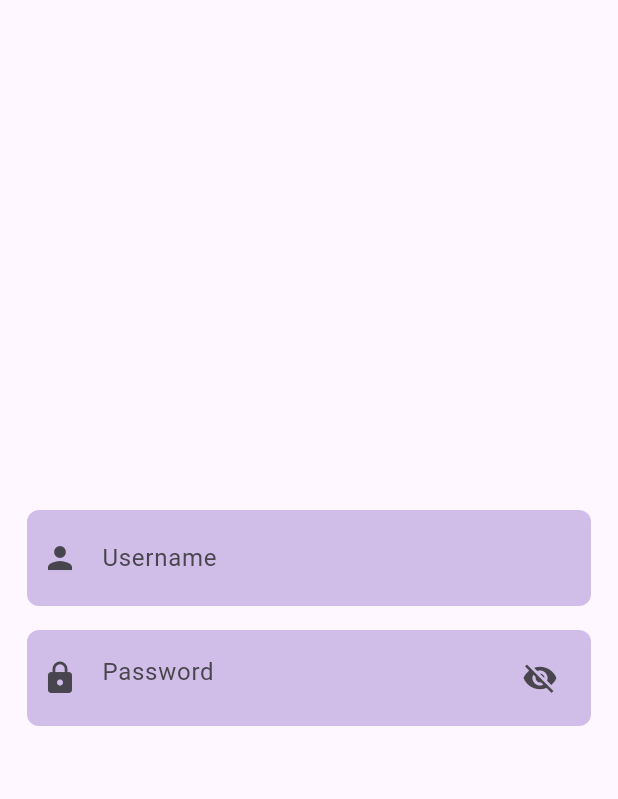
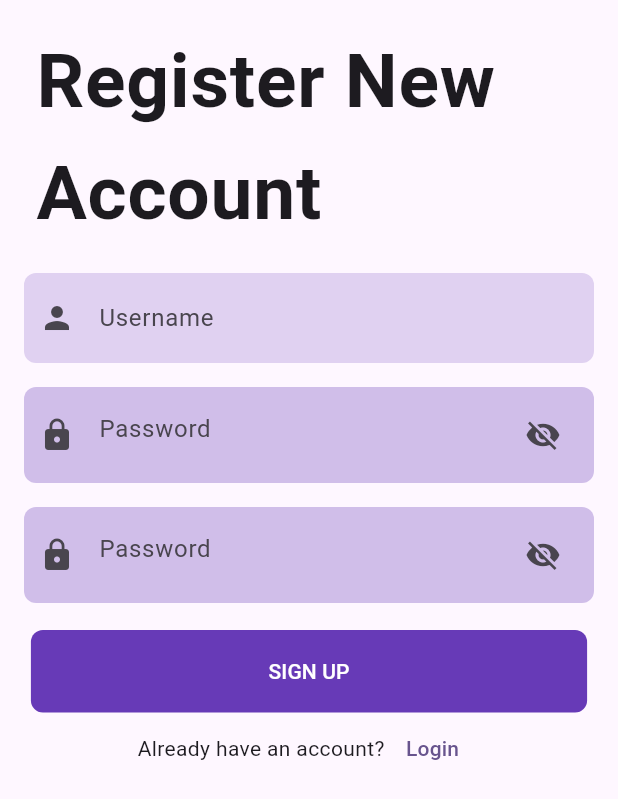
Before and after one commit to nika19du/FlutterBasicStart, a Flutter app: the screen it shows after launch, on a phone screen of 412 x 824 dp. Shown: the top 799 px of the screen. Run offline on Flutter 3.47's test engine with Material 3 defaults, Android fonts, the phone set to English and light mode, and no system bars.

Commit message:
adding singup,login, db logic

```diff
--- a/lib/Authentication/signup.dart
+++ b/lib/Authentication/signup.dart
@@ -0,0 +1,172 @@
+
+
+
+import 'package:flutter/material.dart';
+import 'package:flutter_demo/Authentication/login.dart';
+
+class SignUp extends StatefulWidget{
+  const SignUp({super.key});
+
+  @override
+  State<StatefulWidget> createState() => _SignUpState();
+}
+
+class _SignUpState extends State<SignUp> {
+
+  bool hidePassword = false;
+
+  final username = TextEditingController();
+  final password = TextEditingController();
+  final confirmPassword = TextEditingController();
+
+  final formKey = GlobalKey<FormState>();
+
+  @override
+  Widget build(BuildContext context){
+    return  Scaffold(
+      // SingleChildScrollView to have an scrol in the screen
+      body: SingleChildScrollView(
+        key: formKey,
+        child: Padding(
+          padding: const EdgeInsets.all(8.0),
+        child: Column(
+          mainAxisAlignment: MainAxisAlignment.center,
+          children: [
+            // prev textfields:
+
+            const ListTile(
+                title:Text("Register New Account", style: TextStyle(fontSize: 50, fontWeight: FontWeight.bold))
+            ),
+            Container(
+              margin: EdgeInsets.all(8),
+              padding:const EdgeInsets.symmetric(horizontal: 10, vertical: 6),
+              decoration: BoxDecoration(
+                  borderRadius: BorderRadius.circular(8),
+                  color: Colors.deepPurple.withOpacity(.2)),
+              child: TextFormField(
+                controller: username,
+                validator: (value){
+                  if(value!.isEmpty){
+                    return "username is required";
+                  }
+                  return null;
+                },
+                decoration: const InputDecoration(
+                  icon: Icon(Icons.person),
+                  border:InputBorder.none,
+                  hintText: "Username",
+                ),
+              ),
+
+            ),
+            // Password Field
+            Container(
+                margin: const EdgeInsets.all(8),
+                padding:const EdgeInsets.symmetric(horizontal: 10, vertical: 8),
+                decoration: BoxDecoration(
+                    borderRadius: BorderRadius.circular(8),
+                    color: Colors.deepPurple.withOpacity(.3)),
+                child: TextFormField(
+                  controller: password,
+                  validator: (value){
+                    if(value!.isEmpty){
+                      return "password is required";
+                    }
+                    return null;
+                  },
+                  obscureText: hidePassword,
+                  decoration:  InputDecoration(
+                    icon: const Icon(Icons.lock),
+                    border:InputBorder.none,
+                    hintText: "Password",
+                    suffixIcon: IconButton(
+                      icon: Icon(
+                        hidePassword ? Icons.visibility : Icons.visibility_off,
+                      ),
+                      onPressed: () {
+                        setState(() {
+                          hidePassword = !hidePassword; // toggle button
+                        });
+                      },
+
+                    ),
+
+                  ),
+                )
+            ),
+            Container(
+                margin: const EdgeInsets.all(8),
+                padding:const EdgeInsets.symmetric(horizontal: 10, vertical: 8),
+                decoration: BoxDecoration(
+                    borderRadius: BorderRadius.circular(8),
+                    color: Colors.deepPurple.withOpacity(.3)),
+                child: TextFormField(
+                  controller: confirmPassword,
+                  validator: (value){
+                    if(value!.isEmpty){
+                      return "password is required";
+                    } else if(password.text != confirmPassword.text){
+                      return "Passwords don't match";
+                    }
+                    return null;
+                  },
+                  obscureText: hidePassword,
+                  decoration:  InputDecoration(
+                    icon: const Icon(Icons.lock),
+                    border:InputBorder.none,
+                    hintText: "Password",
+                    suffixIcon: IconButton(
+                      icon: Icon(
+                        hidePassword ? Icons.visibility : Icons.visibility_off,
+                      ),
+                      onPressed: () {
+                        setState(() {
+                          hidePassword = !hidePassword; // toggle button
+                        });
+                      },
+
+                    ),
+
+                  ),
+                )
+            ),
+            const SizedBox(height: 10,),
+            // Login button
+            Container(
+                height: 55,
+                width: MediaQuery.of(context).size.width *.9,
+                decoration: BoxDecoration(
+                    borderRadius: BorderRadius.circular(8),
+                    color: Colors.deepPurple
+                ) ,
+                child:
+                TextButton(
+                    onPressed: (){
+
+                    },
+                    child: Text("SIGN UP",style:TextStyle(color: Colors.white)))
+
+            ),
+
+            Row(
+              mainAxisAlignment: MainAxisAlignment.center,
+              children: [
+                Text("Already have an account?"),
+                TextButton(onPressed: ()
+                {
+                  // Navigate to sign up
+                  if(formKey.currentState!.validate()){
+                    Navigator.push(
+                      context,
+                      MaterialPageRoute(builder: (context)=>const LoginScreen()));
+                  }
+
+                }, child: const Text("Login"))
+              ],
+            )
+          ],
+      )),
+      ),
+    );
+  }
+}
--- a/lib/main.dart
+++ b/lib/main.dart
@@ -1,5 +1,6 @@
 import 'package:flutter/material.dart';
 import 'package:flutter_demo/Authentication/login.dart';
+import 'package:flutter_demo/Authentication/signup.dart';
 
 void main() {
   runApp(const MyApp());
@@ -17,7 +18,7 @@ class MyApp extends StatelessWidget {
         colorScheme: ColorScheme.fromSeed(seedColor: Colors.deepPurple),
         useMaterial3: true,
       ),
-      home: const LoginScreen(),
+      home: const SignUp(),
     );
   }
 }
--- a/pubspec.yaml
+++ b/pubspec.yaml
@@ -59,8 +59,8 @@ flutter:
   uses-material-design: true
 
   # To add assets to your application, add an assets section, like this:
-  # assets:
-  #   - images/a_dot_burr.jpeg
+  assets:
+     - lib/assets/login.png
   #   - images/a_dot_ham.jpeg
 
   # An image asset can refer to one or more resolution-specific "variants", see
```
Also changed, not shown: lib/Authentication/login.dart (+63 -9 lines), lib/JsonModels/users.dart (added, +31 -0 lines), lib/SQLite/sqlite.dart (added, +44 -0 lines), pubspec.lock.
